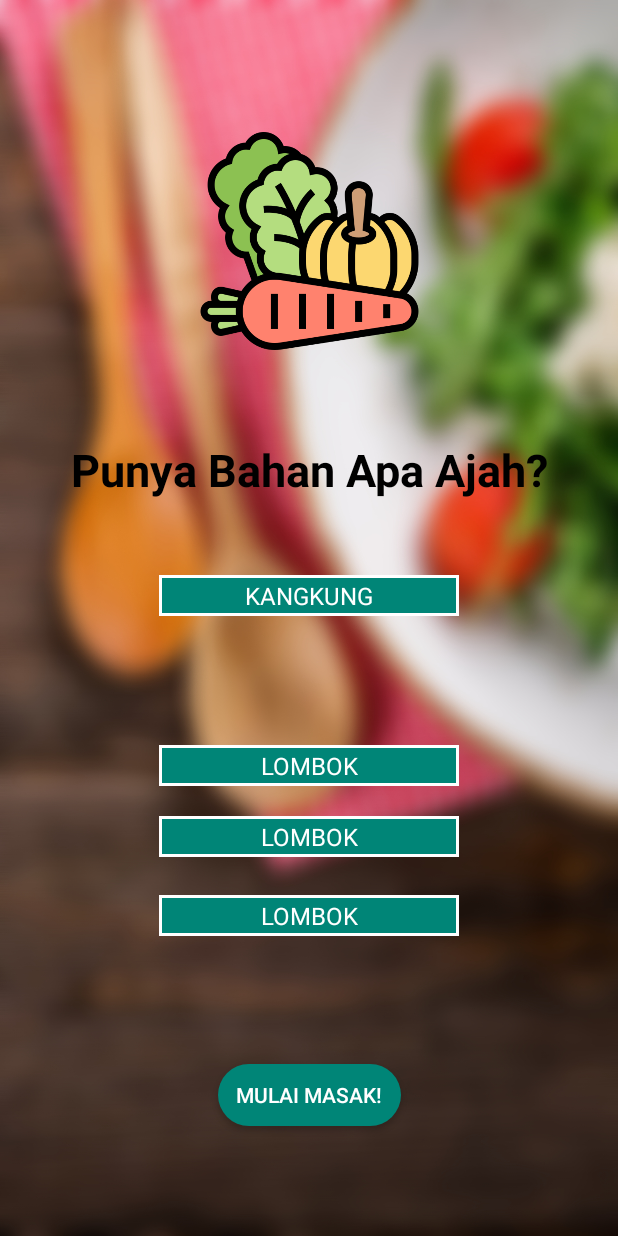
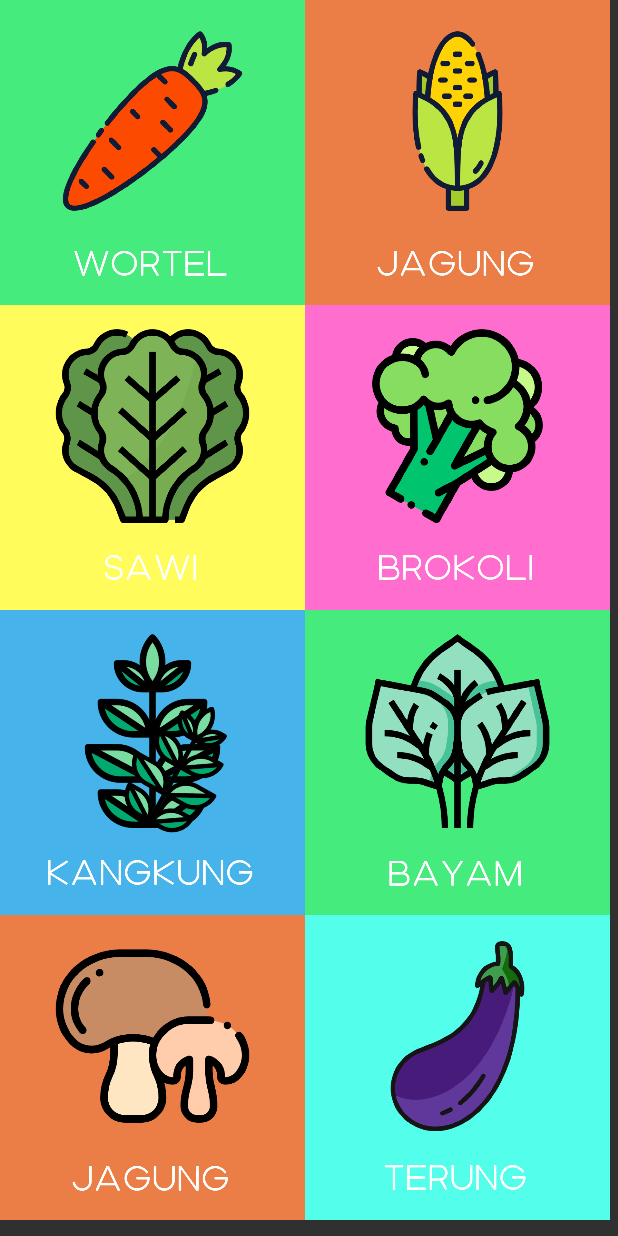
Before and after one commit to Irvannaufal/Masak-Kuy, an Android app: the bahansayur screen opened directly, with no data from a screen before it, on a phone screen of 412 x 824 dp. Run offline under Robolectric (Android 15) with nearby library versions, the phone set to English and light mode, and no system bars.

Commit message:
Grid View Bahan Utama

```diff
--- a/app/build.gradle
+++ b/app/build.gradle
@@ -27,4 +27,5 @@ dependencies {
     androidTestImplementation 'androidx.test.ext:junit:1.1.0'
     androidTestImplementation 'androidx.test.espresso:espresso-core:3.1.1'
     implementation 'androidx.cardview:cardview:1.0.0'
+    implementation 'androidx.gridlayout:gridlayout:1.0.0'
 }
--- a/app/src/main/res/layout/activity_bahansayur.xml
+++ b/app/src/main/res/layout/activity_bahansayur.xml
@@ -1,105 +1,86 @@
 <?xml version="1.0" encoding="utf-8"?>
-<androidx.constraintlayout.widget.ConstraintLayout xmlns:android="http://schemas.android.com/apk/res/android"
+<RelativeLayout xmlns:android="http://schemas.android.com/apk/res/android"
     xmlns:app="http://schemas.android.com/apk/res-auto"
     xmlns:tools="http://schemas.android.com/tools"
     android:layout_width="match_parent"
     android:layout_height="match_parent"
-    android:background="@drawable/backgroundfix"
-    tools:context=".bahansayur">
+    tools:context=".MainActivity">
 
-    <ImageView
-        android:id="@+id/imageView"
-        android:layout_width="150dp"
-        android:layout_height="0dp"
-        android:layout_marginTop="42dp"
-        android:layout_marginBottom="13dp"
-        app:layout_constraintBottom_toTopOf="@+id/textView2"
-        app:layout_constraintEnd_toEndOf="parent"
-        app:layout_constraintStart_toStartOf="parent"
-        app:layout_constraintTop_toTopOf="parent"
-        app:srcCompat="@drawable/vegetable" />
 
-    <TextView
-        android:id="@+id/textView2"
-        android:layout_width="wrap_content"
-        android:layout_height="wrap_content"
-        android:layout_marginBottom="50dp"
-        android:text="Punya Bahan Apa Ajah?"
-        android:textColor="#000000"
-        android:textSize="30dp"
-        android:textStyle="bold"
-        app:layout_constraintBottom_toTopOf="@+id/spinnerAA"
-        app:layout_constraintEnd_toEndOf="parent"
-        app:layout_constraintStart_toStartOf="parent"
-        app:layout_constraintTop_toBottomOf="@+id/imageView" />
+    <ScrollView
+        android:layout_width="match_parent"
+        android:layout_height="match_parent">
 
-    <Spinner
-        android:id="@+id/spinnerAA"
-        android:layout_width="200dp"
-        android:layout_height="wrap_content"
-        android:layout_marginBottom="86dp"
-        android:entries="@array/Sayurutama"
-        android:background="@drawable/rounded_spinner"
-        android:popupBackground="#008577"
-        android:textAlignment="center"
-        app:layout_constraintBottom_toTopOf="@+id/spinnerBB"
-        app:layout_constraintEnd_toEndOf="parent"
-        app:layout_constraintStart_toStartOf="parent"
-        app:layout_constraintTop_toBottomOf="@+id/textView2" />
+        <LinearLayout
+            android:layout_width="match_parent"
+            android:layout_height="wrap_content"
+            android:orientation="vertical" >
 
-    <Spinner
-        android:id="@+id/spinnerBB"
-        android:layout_width="200dp"
-        android:layout_height="wrap_content"
-        android:layout_marginBottom="20dp"
-        android:entries="@array/sayurtambah1"
-        android:background="@drawable/rounded_spinner"
-        android:popupBackground="#008577"
-        android:textAlignment="center"
-        app:layout_constraintBottom_toTopOf="@+id/spinnerDD"
-        app:layout_constraintEnd_toEndOf="parent"
-        app:layout_constraintStart_toStartOf="parent"
-        app:layout_constraintTop_toBottomOf="@+id/spinnerAA" />
+            <androidx.gridlayout.widget.GridLayout
+                android:layout_width="match_parent"
+                android:layout_height="match_parent"
+                android:layout_centerHorizontal="true"
+                android:layout_centerVertical="true"
+                app:columnCount="2">
 
-    <Spinner
-        android:id="@+id/spinnerCC"
-        android:layout_width="200dp"
-        android:layout_height="wrap_content"
-        android:layout_marginBottom="85dp"
-        android:entries="@array/sayurtambah2"
-        android:background="@drawable/rounded_spinner"
-        android:popupBackground="#008577"
-        android:textAlignment="center"
-        app:layout_constraintBottom_toTopOf="@+id/button"
-        app:layout_constraintEnd_toEndOf="parent"
-        app:layout_constraintStart_toStartOf="parent"
-        app:layout_constraintTop_toBottomOf="@+id/spinnerDD" />
+                <ImageView
+                    android:id="@+id/wortel_utama"
+                    android:layout_width="203dp"
+                    android:layout_height="203dp"
+                    android:src="@drawable/wortel_utama"
+                    app:layout_column="0"
+                    app:layout_row="0" />
 
-    <Spinner
-        android:id="@+id/spinnerDD"
-        android:layout_width="200dp"
-        android:layout_height="wrap_content"
-        android:layout_marginBottom="25dp"
-        android:entries="@array/sayurtambah3"
-        android:background="@drawable/rounded_spinner"
-        android:popupBackground="#008577"
-        android:textAlignment="center"
-        app:layout_constraintBottom_toTopOf="@+id/spinnerCC"
-        app:layout_constraintEnd_toEndOf="parent"
-        app:layout_constraintStart_toStartOf="parent"
-        app:layout_constraintTop_toBottomOf="@+id/spinnerBB" />
+                <ImageView
+                    android:id="@+id/jagung_utama"
+                    android:layout_width="203dp"
+                    android:layout_height="203dp"
+                    app:layout_column="1"
+                    app:layout_row="0"
+                    app:srcCompat="@drawable/jagung_utama" />
 
-    <Button
-        android:id="@+id/button"
-        android:layout_width="122dp"
-        android:layout_height="41dp"
-        android:layout_marginBottom="73dp"
-        android:background="@drawable/rounded_button"
-        android:text="Mulai Masak!"
-        android:onClick="pindahSuggest_sayur"
-        app:layout_constraintBottom_toBottomOf="parent"
-        app:layout_constraintEnd_toEndOf="parent"
-        app:layout_constraintStart_toStartOf="parent"
-        app:layout_constraintTop_toBottomOf="@+id/spinnerCC" />
+                <ImageView
+                    android:id="@+id/sawi_utama"
+                    android:layout_width="203dp"
+                    android:layout_height="203dp"
+                    app:layout_column="0"
+                    app:layout_row="1"
+                    app:srcCompat="@drawable/sawi_utama" />
 
-</androidx.constraintlayout.widget.ConstraintLayout>
+                <ImageView
+                    android:id="@+id/brokoli_utama"
+                    android:layout_width="203dp"
+                    android:layout_height="203dp"
+                    app:layout_column="1"
+                    app:layout_row="1"
+                    app:srcCompat="@drawable/brokoli_utama" />
+
+                <ImageView
+                    android:id="@+id/kangkung_utama"
+                    android:layout_width="203dp"
+                    android:layout_height="203dp"
+                    app:srcCompat="@drawable/kangkung_utama" />
+
+                <ImageView
+                    android:id="@+id/bayam_utama"
+                    android:layout_width="203dp"
+                    android:layout_height="203dp"
+                    app:srcCompat="@drawable/bayam_utama" />
+
+                <ImageView
+                    android:id="@+id/cumi_utama"
+                    android:layout_width="203dp"
+                    android:layout_height="203dp"
+                    app:srcCompat="@drawable/jamur_utama" />
+
+                <ImageView
+                    android:id="@+id/tempe_utama"
+                    android:layout_width="203dp"
+                    android:layout_height="203dp"
+                    app:srcCompat="@drawable/terung_utama" />
+
+            </androidx.gridlayout.widget.GridLayout>
+        </LinearLayout>
+    </ScrollView>
+
+</RelativeLayout>
```
Also changed, not shown: app/src/main/res/layout/activity_bahanlauk.xml (+73 -94 lines), app/src/main/res/drawable/ayam_utama.jpg (added), app/src/main/res/drawable/bayam_utama.jpg (added), app/src/main/res/drawable/brokoli_utama.jpg (added), app/src/main/res/drawable/cumi_utama.jpg (added), app/src/main/res/drawable/daging_utama.jpg (added), app/src/main/res/drawable/ikan_utama.jpg (added), app/src/main/res/drawable/jagung_utama.jpg (added), app/src/main/res/drawable/jamur_utama.jpg (added), app/src/main/res/drawable/kangkung_utama.jpg (added), app/src/main/res/drawable/sawi_utama.jpg (added), app/src/main/res/drawable/tahu_utama.jpg (added), app/src/main/res/drawable/telur_utama.jpg (added), app/src/main/res/drawable/tempe_utama.jpg (added), 3 more files.
